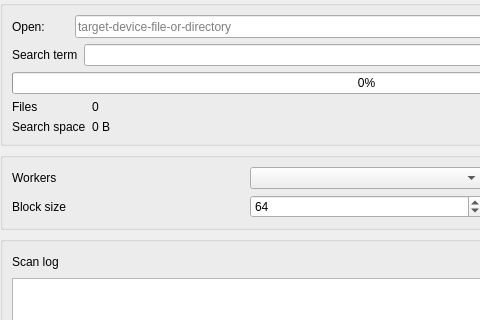
DusteDdk/Breco, file ui/ScanControlsPanel.ui: the form before one commit; both pictures show x 0 to 480 and y 0 to 320 of the 733 by 445 pixel window.
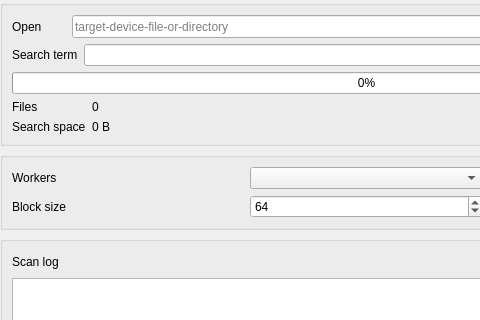
The form after the commit.

Patch:
```diff
--- a/ui/ScanControlsPanel.ui
+++ b/ui/ScanControlsPanel.ui
@@ -43,7 +43,7 @@
            </sizepolicy>
           </property>
           <property name="text">
-           <string>Open:</string>
+           <string>Open</string>
           </property>
          </widget>
         </item>
```
